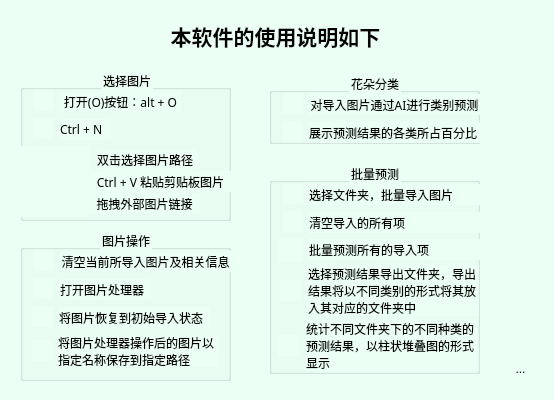
Old version of the form tutorialWindow.ui in the repository Rvioleck/FlowerClassification.
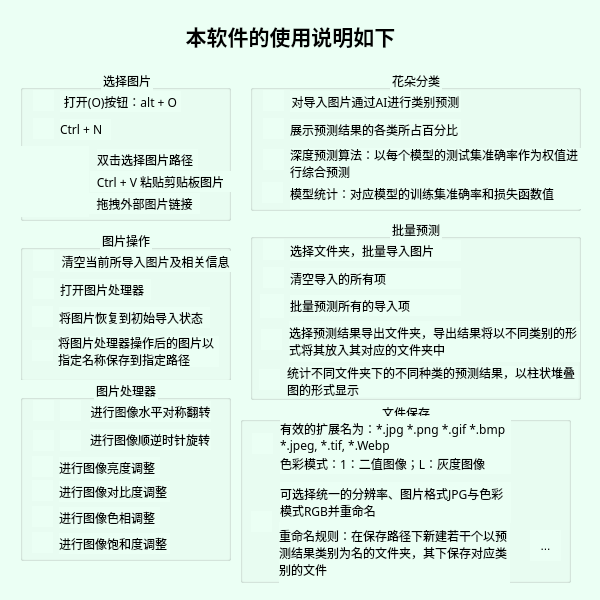
New version of the form. Icons and pictures are not drawn.

```diff
--- a/tutorialWindow.ui
+++ b/tutorialWindow.ui
@@ -6,10 +6,22 @@
    <rect>
     <x>0</x>
     <y>0</y>
-    <width>554</width>
-    <height>400</height>
+    <width>600</width>
+    <height>600</height>
    </rect>
   </property>
+  <property name="minimumSize">
+   <size>
+    <width>600</width>
+    <height>600</height>
+   </size>
+  </property>
+  <property name="maximumSize">
+   <size>
+    <width>600</width>
+    <height>600</height>
+   </size>
+  </property>
   <property name="windowTitle">
    <string>关于本软件</string>
   </property>
@@ -27,9 +39,9 @@
    <widget class="QLabel" name="label_70">
     <property name="geometry">
      <rect>
-      <x>90</x>
+      <x>180</x>
       <y>20</y>
-      <width>371</width>
+      <width>221</width>
       <height>31</height>
      </rect>
     </property>
@@ -539,10 +551,10 @@
    <widget class="QGroupBox" name="groupBox_3">
     <property name="geometry">
      <rect>
-      <x>269</x>
-      <y>73</y>
-      <width>211</width>
-      <height>71</height>
+      <x>250</x>
+      <y>70</y>
+      <width>331</width>
+      <height>141</height>
      </rect>
     </property>
     <property name="title">
@@ -662,14 +674,128 @@
       <set>Qt::AlignLeading|Qt::AlignLeft|Qt::AlignVCenter</set>
      </property>
     </widget>
+    <widget class="QLabel" name="label_45">
+     <property name="geometry">
+      <rect>
+       <x>40</x>
+       <y>78</y>
+       <width>291</width>
+       <height>31</height>
+      </rect>
+     </property>
+     <property name="minimumSize">
+      <size>
+       <width>0</width>
+       <height>0</height>
+      </size>
+     </property>
+     <property name="maximumSize">
+      <size>
+       <width>1000</width>
+       <height>1000</height>
+      </size>
+     </property>
+     <property name="font">
+      <font>
+       <family>微软雅黑 Light</family>
+       <pointsize>9</pointsize>
+       <bold>false</bold>
+      </font>
+     </property>
+     <property name="text">
+      <string>深度预测算法：以每个模型的测试集准确率作为权值进行综合预测</string>
+     </property>
+     <property name="alignment">
+      <set>Qt::AlignLeading|Qt::AlignLeft|Qt::AlignVCenter</set>
+     </property>
+     <property name="wordWrap">
+      <bool>true</bool>
+     </property>
+    </widget>
+    <widget class="QLabel" name="label_46">
+     <property name="geometry">
+      <rect>
+       <x>13</x>
+       <y>79</y>
+       <width>21</width>
+       <height>21</height>
+      </rect>
+     </property>
+     <property name="text">
+      <string/>
+     </property>
+     <property name="pixmap">
+      <pixmap>images/人工智能.png</pixmap>
+     </property>
+     <property name="scaledContents">
+      <bool>true</bool>
+     </property>
+    </widget>
+    <widget class="QLabel" name="label_47">
+     <property name="geometry">
+      <rect>
+       <x>40</x>
+       <y>108</y>
+       <width>291</width>
+       <height>31</height>
+      </rect>
+     </property>
+     <property name="minimumSize">
+      <size>
+       <width>0</width>
+       <height>0</height>
+      </size>
+     </property>
+     <property name="maximumSize">
+      <size>
+       <width>1000</width>
+       <height>1000</height>
+      </size>
+     </property>
+     <property name="font">
+      <font>
+       <family>微软雅黑 Light</family>
+       <pointsize>9</pointsize>
+       <bold>false</bold>
+      </font>
+     </property>
+     <property name="text">
+      <string>模型统计：对应模型的训练集准确率和损失函数值</string>
+     </property>
+     <property name="alignment">
+      <set>Qt::AlignLeading|Qt::AlignLeft|Qt::AlignVCenter</set>
+     </property>
+     <property name="wordWrap">
+      <bool>true</bool>
+     </property>
+    </widget>
+    <widget class="QLabel" name="label_48">
+     <property name="geometry">
+      <rect>
+       <x>12</x>
+       <y>112</y>
+       <width>21</width>
+       <height>21</height>
+      </rect>
+     </property>
+     <property name="text">
+      <string/>
+     </property>
+     <property name="pixmap">
+      <pixmap>images/折线图.png</pixmap>
+     </property>
+     <property name="scaledContents">
+      <bool>true</bool>
+     </property>
+    </widget>
    </widget>
    <widget class="QGroupBox" name="groupBox_8">
     <property name="geometry">
      <rect>
-      <x>269</x>
-      <y>163</y>
-      <width>211</width>
-      <height>211</height>
+      <x>250</x>
+      <y>219</y>
+      <width>331</width>
+      <height>181</height>
      </rect>
     </property>
     <property name="title">
@@ -848,8 +974,8 @@
       <rect>
        <x>39</x>
        <y>102</y>
-       <width>171</width>
-       <height>51</height>
+       <width>291</width>
+       <height>41</height>
       </rect>
      </property>
      <property name="minimumSize">
@@ -885,7 +1011,7 @@
      <property name="geometry">
       <rect>
        <x>9</x>
-       <y>172</y>
+       <y>150</y>
        <width>21</width>
        <height>21</height>
       </rect>
@@ -901,7 +1027,7 @@
      <property name="geometry">
       <rect>
        <x>11</x>
-       <y>117</y>
+       <y>110</y>
        <width>21</width>
        <height>21</height>
       </rect>
@@ -920,9 +1046,9 @@
      <property name="geometry">
       <rect>
        <x>37</x>
-       <y>157</y>
-       <width>171</width>
-       <height>51</height>
+       <y>147</y>
+       <width>291</width>
+       <height>31</height>
       </rect>
      </property>
      <property name="minimumSize">
@@ -958,8 +1084,8 @@
    <widget class="QToolButton" name="toolButton">
     <property name="geometry">
      <rect>
-      <x>505</x>
-      <y>353</y>
+      <x>530</x>
+      <y>530</y>
       <width>31</width>
       <height>31</height>
      </rect>
@@ -981,6 +1107,606 @@
      <bool>true</bool>
     </property>
    </widget>
+   <widget class="QGroupBox" name="groupBox_4">
+    <property name="geometry">
+     <rect>
+      <x>20</x>
+      <y>380</y>
+      <width>211</width>
+      <height>181</height>
+     </rect>
+    </property>
+    <property name="title">
+     <string>图片处理器</string>
+    </property>
+    <property name="alignment">
+     <set>Qt::AlignCenter</set>
+    </property>
+    <property name="flat">
+     <bool>true</bool>
+    </property>
+    <widget class="QLabel" name="label_23">
+     <property name="geometry">
+      <rect>
+       <x>70</x>
+       <y>21</y>
+       <width>121</width>
+       <height>21</height>
+      </rect>
+     </property>
+     <property name="minimumSize">
+      <size>
+       <width>0</width>
+       <height>0</height>
+      </size>
+     </property>
+     <property name="maximumSize">
+      <size>
+       <width>1000</width>
+       <height>1000</height>
+      </size>
+     </property>
+     <property name="font">
+      <font>
+       <family>微软雅黑 Light</family>
+       <pointsize>9</pointsize>
+       <bold>false</bold>
+      </font>
+     </property>
+     <property name="text">
+      <string>进行图像水平对称翻转</string>
+     </property>
+     <property name="alignment">
+      <set>Qt::AlignCenter</set>
+     </property>
+    </widget>
+    <widget class="QLabel" name="label_10">
+     <property name="geometry">
+      <rect>
+       <x>13</x>
+       <y>20</y>
+       <width>21</width>
+       <height>21</height>
+      </rect>
+     </property>
+     <property name="text">
+      <string/>
+     </property>
+     <property name="pixmap">
+      <pixmap>images/垂直翻转.png</pixmap>
+     </property>
+     <property name="scaledContents">
+      <bool>true</bool>
+     </property>
+    </widget>
+    <widget class="QLabel" name="label_34">
+     <property name="geometry">
+      <rect>
+       <x>70</x>
+       <y>49</y>
+       <width>121</width>
+       <height>21</height>
+      </rect>
+     </property>
+     <property name="minimumSize">
+      <size>
+       <width>0</width>
+       <height>0</height>
+      </size>
+     </property>
+     <property name="maximumSize">
+      <size>
+       <width>1000</width>
+       <height>1000</height>
+      </size>
+     </property>
+     <property name="font">
+      <font>
+       <family>微软雅黑 Light</family>
+       <pointsize>9</pointsize>
+       <bold>false</bold>
+      </font>
+     </property>
+     <property name="text">
+      <string>进行图像顺逆时针旋转</string>
+     </property>
+     <property name="alignment">
+      <set>Qt::AlignLeading|Qt::AlignLeft|Qt::AlignVCenter</set>
+     </property>
+    </widget>
+    <widget class="QLabel" name="label_35">
+     <property name="geometry">
+      <rect>
+       <x>39</x>
+       <y>77</y>
+       <width>101</width>
+       <height>21</height>
+      </rect>
+     </property>
+     <property name="minimumSize">
+      <size>
+       <width>0</width>
+       <height>0</height>
+      </size>
+     </property>
+     <property name="maximumSize">
+      <size>
+       <width>1000</width>
+       <height>1000</height>
+      </size>
+     </property>
+     <property name="font">
+      <font>
+       <family>微软雅黑 Light</family>
+       <pointsize>9</pointsize>
+       <bold>false</bold>
+      </font>
+     </property>
+     <property name="text">
+      <string>进行图像亮度调整</string>
+     </property>
+     <property name="alignment">
+      <set>Qt::AlignLeading|Qt::AlignLeft|Qt::AlignVCenter</set>
+     </property>
+    </widget>
+    <widget class="QLabel" name="label_36">
+     <property name="geometry">
+      <rect>
+       <x>12</x>
+       <y>76</y>
+       <width>21</width>
+       <height>21</height>
+      </rect>
+     </property>
+     <property name="text">
+      <string/>
+     </property>
+     <property name="pixmap">
+      <pixmap>images/亮度.png</pixmap>
+     </property>
+     <property name="scaledContents">
+      <bool>true</bool>
+     </property>
+    </widget>
+    <widget class="QLabel" name="label_39">
+     <property name="geometry">
+      <rect>
+       <x>40</x>
+       <y>20</y>
+       <width>21</width>
+       <height>21</height>
+      </rect>
+     </property>
+     <property name="text">
+      <string/>
+     </property>
+     <property name="pixmap">
+      <pixmap>images/水平翻转.png</pixmap>
+     </property>
+     <property name="scaledContents">
+      <bool>true</bool>
+     </property>
+    </widget>
+    <widget class="QLabel" name="label_37">
+     <property name="geometry">
+      <rect>
+       <x>12</x>
+       <y>100</y>
+       <width>21</width>
+       <height>21</height>
+      </rect>
+     </property>
+     <property name="text">
+      <string/>
+     </property>
+     <property name="pixmap">
+      <pixmap>images/对比度.png</pixmap>
+     </property>
+     <property name="scaledContents">
+      <bool>true</bool>
+     </property>
+    </widget>
+    <widget class="QLabel" name="label_38">
+     <property name="geometry">
+      <rect>
+       <x>39</x>
+       <y>101</y>
+       <width>111</width>
+       <height>21</height>
+      </rect>
+     </property>
+     <property name="minimumSize">
+      <size>
+       <width>0</width>
+       <height>0</height>
+      </size>
+     </property>
+     <property name="maximumSize">
+      <size>
+       <width>1000</width>
+       <height>1000</height>
+      </size>
+     </property>
+     <property name="font">
+      <font>
+       <family>微软雅黑 Light</family>
+       <pointsize>9</pointsize>
+       <bold>false</bold>
+      </font>
+     </property>
+     <property name="text">
+      <string>进行图像对比度调整</string>
+     </property>
+     <property name="alignment">
+      <set>Qt::AlignLeading|Qt::AlignLeft|Qt::AlignVCenter</set>
+     </property>
+    </widget>
+    <widget class="QLabel" name="label_41">
+     <property name="geometry">
+      <rect>
+       <x>12</x>
+       <y>126</y>
+       <width>21</width>
+       <height>21</height>
+      </rect>
+     </property>
+     <property name="text">
+      <string/>
+     </property>
+     <property name="pixmap">
+      <pixmap>images/色相.png</pixmap>
+     </property>
+     <property name="scaledContents">
+      <bool>true</bool>
+     </property>
+    </widget>
+    <widget class="QLabel" name="label_42">
+     <property name="geometry">
+      <rect>
+       <x>39</x>
+       <y>127</y>
+       <width>101</width>
+       <height>21</height>
+      </rect>
+     </property>
+     <property name="minimumSize">
+      <size>
+       <width>0</width>
+       <height>0</height>
+      </size>
+     </property>
+     <property name="maximumSize">
+      <size>
+       <width>1000</width>
+       <height>1000</height>
+      </size>
+     </property>
+     <property name="font">
+      <font>
+       <family>微软雅黑 Light</family>
+       <pointsize>9</pointsize>
+       <bold>false</bold>
+      </font>
+     </property>
+     <property name="text">
+      <string>进行图像色相调整</string>
+     </property>
+     <property name="alignment">
+      <set>Qt::AlignLeading|Qt::AlignLeft|Qt::AlignVCenter</set>
+     </property>
+    </widget>
+    <widget class="QLabel" name="label_43">
+     <property name="geometry">
+      <rect>
+       <x>39</x>
+       <y>153</y>
+       <width>111</width>
+       <height>21</height>
+      </rect>
+     </property>
+     <property name="minimumSize">
+      <size>
+       <width>0</width>
+       <height>0</height>
+      </size>
+     </property>
+     <property name="maximumSize">
+      <size>
+       <width>1000</width>
+       <height>1000</height>
+      </size>
+     </property>
+     <property name="font">
+      <font>
+       <family>微软雅黑 Light</family>
+       <pointsize>9</pointsize>
+       <bold>false</bold>
+      </font>
+     </property>
+     <property name="text">
+      <string>进行图像饱和度调整</string>
+     </property>
+     <property name="alignment">
+      <set>Qt::AlignLeading|Qt::AlignLeft|Qt::AlignVCenter</set>
+     </property>
+    </widget>
+    <widget class="QLabel" name="label_44">
+     <property name="geometry">
+      <rect>
+       <x>12</x>
+       <y>152</y>
+       <width>21</width>
+       <height>21</height>
+      </rect>
+     </property>
+     <property name="text">
+      <string/>
+     </property>
+     <property name="pixmap">
+      <pixmap>images/饱和度.png</pixmap>
+     </property>
+     <property name="scaledContents">
+      <bool>true</bool>
+     </property>
+    </widget>
+   </widget>
+   <widget class="QLabel" name="label_11">
+    <property name="geometry">
+     <rect>
+      <x>33</x>
+      <y>430</y>
+      <width>21</width>
+      <height>21</height>
+     </rect>
+    </property>
+    <property name="text">
+     <string/>
+    </property>
+    <property name="pixmap">
+     <pixmap>images/左旋转.png</pixmap>
+    </property>
+    <property name="scaledContents">
+     <bool>true</bool>
+    </property>
+   </widget>
+   <widget class="QLabel" name="label_40">
+    <property name="geometry">
+     <rect>
+      <x>60</x>
+      <y>430</y>
+      <width>21</width>
+      <height>21</height>
+     </rect>
+    </property>
+    <property name="text">
+     <string/>
+    </property>
+    <property name="pixmap">
+     <pixmap>images/右旋转.png</pixmap>
+    </property>
+    <property name="scaledContents">
+     <bool>true</bool>
+    </property>
+   </widget>
+   <widget class="QGroupBox" name="groupBox_5">
+    <property name="geometry">
+     <rect>
+      <x>240</x>
+      <y>402</y>
+      <width>331</width>
+      <height>181</height>
+     </rect>
+    </property>
+    <property name="title">
+     <string>文件保存</string>
+    </property>
+    <property name="alignment">
+     <set>Qt::AlignCenter</set>
+    </property>
+    <property name="flat">
+     <bool>true</bool>
+    </property>
+    <widget class="QLabel" name="label_49">
+     <property name="geometry">
+      <rect>
+       <x>40</x>
+       <y>14</y>
+       <width>231</width>
+       <height>41</height>
+      </rect>
+     </property>
+     <property name="minimumSize">
+      <size>
+       <width>0</width>
+       <height>0</height>
+      </size>
+     </property>
+     <property name="maximumSize">
+      <size>
+       <width>1000</width>
+       <height>1000</height>
+      </size>
+     </property>
+     <property name="font">
+      <font>
+       <family>微软雅黑 Light</family>
+       <pointsize>9</pointsize>
+       <bold>false</bold>
+      </font>
+     </property>
+     <property name="text">
+      <string>有效的扩展名为：*.jpg *.png *.gif *.bmp *.jpeg, *.tif, *.Webp</string>
+     </property>
+     <property name="alignment">
+      <set>Qt::AlignLeading|Qt::AlignLeft|Qt::AlignVCenter</set>
+     </property>
+     <property name="wordWrap">
+      <bool>true</bool>
+     </property>
+    </widget>
+    <widget class="QLabel" name="label_50">
+     <property name="geometry">
+      <rect>
+       <x>12</x>
+       <y>31</y>
+       <width>21</width>
+       <height>21</height>
+      </rect>
+     </property>
+     <property name="text">
+      <string/>
+     </property>
+     <property name="pixmap">
+      <pixmap>images/保存图片.png</pixmap>
+     </property>
+     <property name="scaledContents">
+      <bool>true</bool>
+     </property>
+    </widget>
+    <widget class="QLabel" name="label_51">
+     <property name="geometry">
+      <rect>
+       <x>40</x>
+       <y>51</y>
+       <width>231</width>
+       <height>21</height>
+      </rect>
+     </property>
+     <property name="minimumSize">
+      <size>
+       <width>0</width>
+       <height>0</height>
+      </size>
+     </property>
+     <property name="maximumSize">
+      <size>
+       <width>1000</width>
+       <height>1000</height>
+      </size>
+     </property>
+     <property name="font">
+      <font>
+       <family>微软雅黑 Light</family>
+       <pointsize>9</pointsize>
+       <bold>false</bold>
+      </font>
+     </property>
+     <property name="text">
+      <string>色彩模式：1：二值图像；L：灰度图像</string>
+     </property>
+     <property name="alignment">
+      <set>Qt::AlignLeading|Qt::AlignLeft|Qt::AlignVCenter</set>
+     </property>
+     <property name="wordWrap">
+      <bool>true</bool>
+     </property>
+    </widget>
+    <widget class="QLabel" name="label_52">
+     <property name="geometry">
+      <rect>
+       <x>11</x>
+       <y>109</y>
+       <width>21</width>
+       <height>21</height>
+      </rect>
+     </property>
+     <property name="text">
+      <string/>
+     </property>
+     <property name="pixmap">
+      <pixmap>images/批量导出.png</pixmap>
+     </property>
+     <property name="scaledContents">
+      <bool>true</bool>
+     </property>
+    </widget>
+    <widget class="QLabel" name="label_53">
+     <property name="geometry">
+      <rect>
+       <x>40</x>
+       <y>80</y>
+       <width>231</width>
+       <height>41</height>
+      </rect>
+     </property>
+     <property name="minimumSize">
+      <size>
+       <width>0</width>
+       <height>0</height>
+      </size>
+     </property>
+     <property name="maximumSize">
+      <size>
+       <width>1000</width>
+       <height>1000</height>
+      </size>
+     </property>
+     <property name="font">
+      <font>
+       <family>微软雅黑 Light</family>
+       <pointsize>9</pointsize>
+       <bold>false</bold>
+      </font>
+     </property>
+     <property name="text">
+      <string>可选择统一的分辨率、图片格式JPG与色彩模式RGB并重命名</string>
+     </property>
+     <property name="alignment">
+      <set>Qt::AlignLeading|Qt::AlignLeft|Qt::AlignVCenter</set>
+     </property>
+     <property name="wordWrap">
+      <bool>true</bool>
+     </property>
+    </widget>
+    <widget class="QLabel" name="label_54">
+     <property name="geometry">
+      <rect>
+       <x>39</x>
+       <y>120</y>
+       <width>231</width>
+       <height>61</height>
+      </rect>
+     </property>
+     <property name="minimumSize">
+      <size>
+       <width>0</width>
+       <height>0</height>
+      </size>
+     </property>
+     <property name="maximumSize">
+      <size>
+       <width>1000</width>
+       <height>1000</height>
+      </size>
+     </property>
+     <property name="font">
+      <font>
+       <family>微软雅黑 Light</family>
+       <pointsize>9</pointsize>
+       <bold>false</bold>
+      </font>
+     </property>
+     <property name="text">
+      <string>重命名规则：在保存路径下新建若干个以预测结果类别为名的文件夹，其下保存对应类别的文件</string>
+     </property>
+     <property name="alignment">
+      <set>Qt::AlignLeading|Qt::AlignLeft|Qt::AlignVCenter</set>
+     </property>
+     <property name="wordWrap">
+      <bool>true</bool>
+     </property>
+    </widget>
+   </widget>
+   <zorder>label_70</zorder>
+   <zorder>groupBox</zorder>
+   <zorder>groupBox_2</zorder>
+   <zorder>groupBox_3</zorder>
+   <zorder>groupBox_8</zorder>
+   <zorder>groupBox_4</zorder>
+   <zorder>label_11</zorder>
+   <zorder>label_40</zorder>
+   <zorder>groupBox_5</zorder>
+   <zorder>toolButton</zorder>
   </widget>
  </widget>
  <resources/>
```
